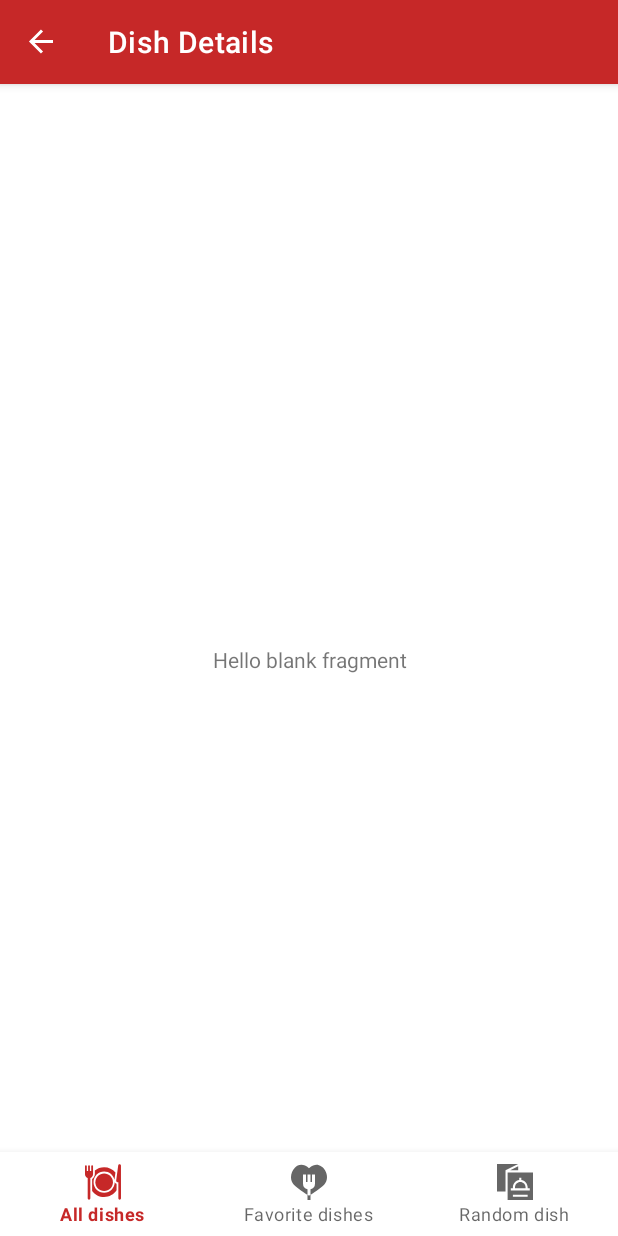
After one commit to eduVieiraAF/FavDish, an Android app: the DishDetailsFragment screen opened through its navigation route, on a phone screen of 412 x 824 dp. The commit adds this screen. Run offline under Robolectric (Android 15) with nearby library versions, the phone set to English and light mode, and no system bars; our stand-ins replace navigation-ui.

Commit message:
Navigation components

```diff
--- a/app/src/main/java/com/example/favdish/view/activities/MainActivity.kt
+++ b/app/src/main/java/com/example/favdish/view/activities/MainActivity.kt
@@ -3,29 +3,43 @@ package com.example.favdish.view.activities
 import android.os.Bundle
 import com.google.android.material.bottomnavigation.BottomNavigationView
 import androidx.appcompat.app.AppCompatActivity
+import androidx.navigation.NavController
 import androidx.navigation.findNavController
 import androidx.navigation.ui.AppBarConfiguration
+import androidx.navigation.ui.NavigationUI
 import androidx.navigation.ui.setupActionBarWithNavController
 import androidx.navigation.ui.setupWithNavController
 import com.example.favdish.R
+import com.example.favdish.databinding.ActivityMainBinding
 
 class MainActivity : AppCompatActivity() {
 
+    private lateinit var mBinding: ActivityMainBinding
+    private lateinit var mNavController: NavController
+
     override fun onCreate(savedInstanceState: Bundle?) {
         super.onCreate(savedInstanceState)
-        setContentView(R.layout.activity_main)
 
-        val navView: BottomNavigationView = findViewById(R.id.nav_view)
+        mBinding = ActivityMainBinding.inflate(layoutInflater)
+        setContentView(mBinding.root)
+
 
         val navController = findNavController(R.id.nav_host_fragment)
-
-        val appBarConfiguration = AppBarConfiguration(setOf(
-            R.id.navigation_all_dishes,
-            R.id.navigation_favorite_dishes,
-            R.id.navigation_random_dish
-        ))
+        val appBarConfiguration = AppBarConfiguration(
+            setOf(
+                R.id.navigation_all_dishes,
+                R.id.navigation_favorite_dishes,
+                R.id.navigation_random_dish
+            )
+        )
 
         setupActionBarWithNavController(navController, appBarConfiguration)
-        navView.setupWithNavController(navController)
+        mBinding.navView.setupWithNavController(navController)
     }
+
+    override fun onSupportNavigateUp(): Boolean {
+        return NavigationUI.navigateUp(mNavController, null)
+    }
+
+
 }
--- /dev/null
+++ b/app/src/main/java/com/example/favdish/view/fragments/DishDetailsFragment.kt
@@ -0,0 +1,27 @@
+package com.example.favdish.view.fragments
+
+import android.os.Bundle
+import androidx.fragment.app.Fragment
+import android.view.LayoutInflater
+import android.view.View
+import android.view.ViewGroup
+import com.example.favdish.R
+
+
+class DishDetailsFragment : Fragment() {
+
+
+    override fun onCreate(savedInstanceState: Bundle?) {
+        super.onCreate(savedInstanceState)
+
+    }
+
+    override fun onCreateView(
+        inflater: LayoutInflater, container: ViewGroup?,
+        savedInstanceState: Bundle?
+    ): View? {
+        // Inflate the layout for this fragment
+        return inflater.inflate(R.layout.fragment_dish_details, container, false)
+    }
+
+}
--- /dev/null
+++ b/app/src/main/res/layout/fragment_dish_details.xml
@@ -0,0 +1,15 @@
+<?xml version="1.0" encoding="utf-8"?>
+<FrameLayout xmlns:android="http://schemas.android.com/apk/res/android"
+    xmlns:tools="http://schemas.android.com/tools"
+    android:layout_width="match_parent"
+    android:layout_height="match_parent"
+    tools:context=".view.fragments.DishDetailsFragment">
+
+    <!-- TODO: Update blank fragment layout -->
+    <TextView
+        android:layout_width="match_parent"
+        android:layout_height="match_parent"
+        android:gravity="center"
+        android:text="@string/hello_blank_fragment" />
+
+</FrameLayout>
--- a/app/src/main/res/navigation/mobile_navigation.xml
+++ b/app/src/main/res/navigation/mobile_navigation.xml
@@ -9,7 +9,11 @@
         android:id="@+id/navigation_all_dishes"
         android:name="com.example.favdish.view.fragments.AllDishesFragment"
         android:label="@string/title_all_dishes"
-        tools:layout="@layout/fragment_all_dishes" />
+        tools:layout="@layout/fragment_all_dishes" >
+        <action
+            android:id="@+id/action_all_dishes_to_dish_details"
+            app:destination="@id/navigation_dish_details" />
+    </fragment>
 
     <fragment
         android:id="@+id/navigation_favorite_dishes"
@@ -22,4 +26,10 @@
         android:name="com.example.favdish.view.fragments.RandomDishFragment"
         android:label="@string/title_random_dish"
         tools:layout="@layout/fragment_random_dish" />
+
+    <fragment
+        android:id="@+id/navigation_dish_details"
+        android:name="com.example.favdish.view.fragments.DishDetailsFragment"
+        android:label="@string/title_dish_details"
+        tools:layout="@layout/fragment_dish_details"/>
 </navigation>
--- a/app/src/main/res/values/strings.xml
+++ b/app/src/main/res/values/strings.xml
@@ -3,6 +3,7 @@
     <string name="title_all_dishes">All dishes</string>
     <string name="title_fav_dishes">Favorite dishes</string>
     <string name="title_random_dish">Random dish</string>
+    <string name="title_dish_details">Dish Details</string>
 
     <string name="splash_screen_title">Fav Dish</string>
 
@@ -37,5 +38,7 @@
     <string name="err_msg_select_dish_cooking_time">Select dish cooking time</string>
     <string name="err_msg_enter_dish_cooking_directions">Enter cooking directions</string>
     <string name="label_no_dishes_added_yet">No dishes added yet!</string>
+    <!-- TODO: Remove or change this placeholder text -->
+    <string name="hello_blank_fragment">Hello blank fragment</string>
 
 </resources>
--- a/build.gradle
+++ b/build.gradle
@@ -2,7 +2,8 @@
 plugins {
     id 'com.android.application' version '7.2.1' apply false
     id 'com.android.library' version '7.2.1' apply false
-    id 'org.jetbrains.kotlin.android' version '1.7.0' apply false
+    id 'org.jetbrains.kotlin.android' version '1.7.10' apply false
+    id 'androidx.navigation' version '2.5.0' apply false
 }
 
 task clean(type: Delete) {
```
Also changed, not shown: app/build.gradle (+5 -2 lines), app/src/main/java/com/example/favdish/view/adapters/FavDishAdapter.kt (+7 -0 lines), app/src/main/java/com/example/favdish/view/fragments/AllDishesFragment.kt (+9 -0 lines), settings.gradle (+11 -0 lines).
